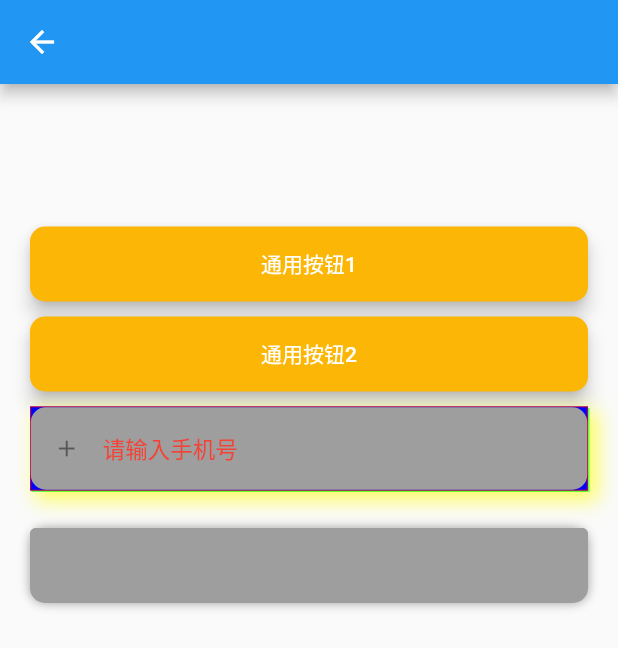
After one commit to buttonXin/Flutter-Demo, a Flutter app: the TestPage screen opened directly, on a phone screen of 412 x 824 dp. The commit adds this screen. Shown: the top 648 px of the screen. Run offline on Flutter 3.47's test engine with Material 2 defaults, Android fonts, the phone set to English and light mode, and no system bars; our stand-ins replace cached_network_image, chewie, connectivity, dio, fluttertoast, get and 5 more; missing offline and left inert: country_codes; generated files the repository leaves out were written again.

Commit message:
通用组件 按钮成功； 输入框需要在进行调试

```diff
--- a/lib/page/toast_page.dart
+++ b/lib/page/toast_page.dart
@@ -5,6 +5,7 @@ import 'package:connectivity/connectivity.dart';
 import 'package:flutter/material.dart';
 import 'package:flutter_github_demo/widget/stagger.dart';
 import 'package:flutter_github_demo/widget/toast.dart';
+import 'package:get/get.dart';
 import 'package:url_launcher/url_launcher.dart';
 
 class ToastPage extends StatefulWidget {
@@ -73,7 +74,7 @@ class _ToastPageState extends State<ToastPage> with TickerProviderStateMixin  {
             Center(
               child: ElevatedButton(
                 onPressed: () async {
-                  Toast.show(message: 'sdasdasqwrfadfasdfsa');
+                  Toast().show(context,message: 'sdasdasqwrfadfasdfsa');
 
                   _playAnimation();
 
--- /dev/null
+++ b/lib/with_me/test_page.dart
@@ -0,0 +1,116 @@
+import 'package:flutter/material.dart';
+import 'package:flutter_github_demo/util/L.dart';
+import 'package:flutter_github_demo/with_me/widget/common_widget.dart';
+
+class TestPage extends StatefulWidget {
+  const TestPage({Key? key}) : super(key: key);
+
+  @override
+  _TestPageState createState() => _TestPageState();
+}
+
+class _TestPageState extends State<TestPage> {
+  final TextEditingController textController = TextEditingController();
+
+  //输入框控制器，一般用于获取文本、修改文本等
+  TextEditingController _inputController = TextEditingController();
+//焦点节点，一般用于自动获取焦点，取消焦点以便隐藏键盘等
+  FocusNode _inputFocusNode = FocusNode();
+//边框样式
+  OutlineInputBorder _outlineInputBorder = OutlineInputBorder(
+    gapPadding: 0,
+    borderSide: BorderSide(
+      color: Colors.grey,
+    ),
+  );
+
+  @override
+  Widget build(BuildContext context) {
+    return Scaffold(
+      appBar: AppBar(),
+      body: Column(
+        children: [
+          const SizedBox(
+            height: 90,
+          ),
+          CommonView.createButton('通用按钮1', () {
+            Log.e('000000');
+          }),
+          CommonView.createButton('通用按钮2', () {
+            Log.e('11111');
+          }),
+          // CommonView.createTextField(
+          //   textEditingController: textController,
+          // ),
+          CommonView.createTextField(
+            textEditingController: textController,
+          ),
+
+      Container(
+
+        height: 50,
+        margin: EdgeInsets.all(20),
+        decoration: CommonView.buildRoundDe(),
+        child:
+             TextField(
+                controller: _inputController,//控制器
+                focusNode: _inputFocusNode,//焦点
+                style: TextStyle(fontSize: 16, color: Colors.black87),//文字大小、颜色
+                maxLines: null,//最多多少行
+                minLines: 1,//最少多少行
+                onChanged: (text) {//输入框内容变化回调
+                  setState(() {});
+                },
+                decoration: InputDecoration(
+                  fillColor: Colors.grey,//背景颜色，必须结合filled: true,才有效
+                  filled: true,//重点，必须设置为true，fillColor才有效
+                  isCollapsed: true,//重点，相当于高度包裹的意思，必须设置为true，不然有默认奇妙的最小高度
+                  contentPadding: EdgeInsets.symmetric(horizontal: 8, vertical: 10),//内容内边距，影响高度
+                  border: _outlineInputBorder,//边框，一般下面的几个边框一起设置
+                  //keyboardType: TextInputType.number, //键盘类型
+                  //obscureText: true,//密码模式
+                  focusedBorder: _outlineInputBorder,
+                  enabledBorder: _outlineInputBorder,
+                  disabledBorder: _outlineInputBorder,
+                  focusedErrorBorder: _outlineInputBorder,
+                  errorBorder: _outlineInputBorder,
+                ),
+              ),
+
+            // Expanded(child: Container()),
+
+      ),
+
+
+
+        ],
+      ),
+    );
+  }
+
+  Widget _buildCommonButton(
+    String text,
+    VoidCallback onClick, {
+    double height = 50,
+    EdgeInsetsGeometry margin = const EdgeInsets.symmetric(
+      horizontal: 20,
+      vertical: 5,
+    ),
+  }) {
+    return Container(
+      width: double.infinity,
+      height: height,
+      margin: margin,
+      child: ElevatedButton(
+        onPressed: onClick,
+        child: Text(text),
+        style: ButtonStyle(
+          elevation: MaterialStateProperty.all(5),
+          backgroundColor: MaterialStateProperty.all(const Color(0xffFCB605)),
+          shape: MaterialStateProperty.all(
+              RoundedRectangleBorder(borderRadius: BorderRadius.circular(10))),
+        ),
+      ),
+    );
+  }
+}
--- /dev/null
+++ b/lib/with_me/widget/common_widget.dart
@@ -0,0 +1,107 @@
+import 'package:flutter/material.dart';
+
+class CommonView {
+  static Widget createButton(
+    String text,
+    VoidCallback onClick, {
+    double height = 50,
+    EdgeInsetsGeometry margin = const EdgeInsets.symmetric(
+      horizontal: 20,
+      vertical: 5,
+    ),
+  }) {
+    return Container(
+      width: double.infinity,
+      height: height,
+      margin: margin,
+      child: ElevatedButton(
+        onPressed: onClick,
+        child: Text(text),
+        style: ButtonStyle(
+          elevation: MaterialStateProperty.all(5),
+          backgroundColor: MaterialStateProperty.all(const Color(0xffFCB605)),
+          shape: MaterialStateProperty.all(
+              RoundedRectangleBorder(borderRadius: BorderRadius.circular(10))),
+        ),
+      ),
+    );
+  }
+
+  static Widget createTextField({
+    TextEditingController? textEditingController,
+    double height = 50,
+    EdgeInsetsGeometry margin = const EdgeInsets.symmetric(
+      horizontal: 20,
+      vertical: 5,
+    ),
+  }) {
+    return Container(
+      width: double.infinity,
+      // height: 200,
+      margin: margin,
+      decoration: new BoxDecoration(
+        border: new Border.all(color: Color(0xFFFF0000), width: 0.5), // 边色与边宽度
+// 生成俩层阴影，一层绿，一层黄， 阴影位置由offset决定,阴影模糊层度由blurRadius大小决定（大就更透明更扩散），阴影模糊大小由spreadRadius决定
+        boxShadow: [BoxShadow(color: Color(0x99FFFF00), offset: Offset(5.0, 5.0),    blurRadius: 10.0, spreadRadius: 2.0), BoxShadow(color: Color(0x9900FF00), offset: Offset(1.0, 1.0)), BoxShadow(color: Color(0xFF0000FF))],
+      ),
+      //   child: ConstrainedBox(
+      //   constraints: BoxConstraints(
+      //     maxHeight: 100,
+      //     minHeight: 30,
+      //
+      //
+      //   ),
+      child: TextField(
+        controller: textEditingController,
+        maxLines: 1,
+        // inputFormatters: [LengthLimitingTextInputFormatter(254)],
+        scrollPadding: EdgeInsets.zero,
+        keyboardType: TextInputType.text,
+        style: TextStyle(fontSize: 20),
+        decoration: InputDecoration(
+          hintText: '请输入手机号',
+          hintStyle: TextStyle(
+              color:  Colors.red,
+              fontSize: 15,
+              fontWeight: FontWeight.normal),
+          hintMaxLines: 1,
+          // contentPadding: const EdgeInsets.all(1),
+          // prefixIcon: Icon(Icons.add),
+          isDense: true,
+          border: OutlineInputBorder(
+              borderRadius: BorderRadius.circular(10),
+              borderSide: BorderSide.none),
+            fillColor: Colors.grey,//背景颜色，必须结合filled: true,才有效
+            filled: true,//重点，必须设置为true，fillColor才有效
+          prefixIcon: Icon(Icons.add),
+            // isCollapsed: true,//重点，相当于高度包裹的意思，必须设置为true，不然有默认奇妙的最小高度
+
+        ),
+      // ),
+       ),
+    );
+  }
+
+  static BoxDecoration buildRoundDe() {
+    return const BoxDecoration(
+        color: Colors.grey,
+        boxShadow: newBoxShadow,
+        // gradient: newButtonGradient,
+        borderRadius: BorderRadius.all(Radius.circular(10)));
+  }
+
+  static const LinearGradient newButtonGradient = LinearGradient(
+      begin: Alignment.topCenter,
+      end: Alignment.bottomCenter,
+      colors: <Color>[Color(0xFF9571D0), Color(0xFF674B94)]);
+
+  static const List<BoxShadow> newBoxShadow = [
+    // BoxShadow(color: Color(0x0017092E), offset: Offset(0, 1)),
+    BoxShadow(
+        color: Colors.grey,
+        // offset: Offset(0,-1),
+        blurRadius: 5,
+        spreadRadius: 0),
+  ];
+
+}
```
Also changed, not shown: lib/main.dart (+11 -2 lines), lib/widget/toast.dart (+33 -11 lines), 5 other files.
